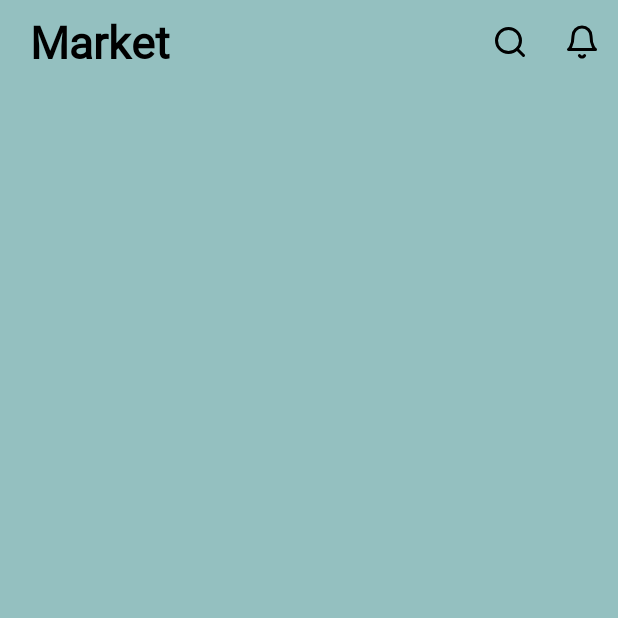
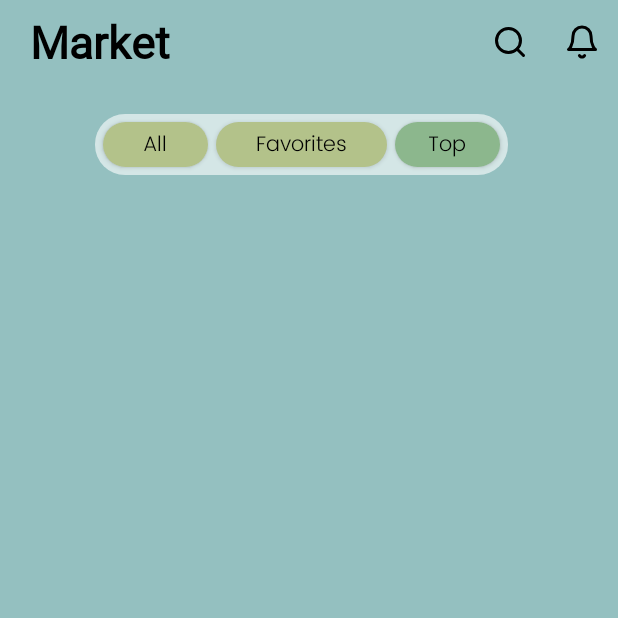
Before and after one commit to bogdash/Cryptox, an Android app: the MarketActivity screen opened directly, with no data from a screen before it, on a phone screen of 412 x 824 dp, the top half of it. Run offline under Robolectric (Android 15) with nearby library versions, the phone set to English and light mode, and no system bars.

Commit message:
add segmented control

```diff
--- /dev/null
+++ b/app/src/main/res/drawable/rounded_corner_no_pressed_button.xml
@@ -0,0 +1,5 @@
+<?xml version="1.0" encoding="utf-8"?>
+<shape xmlns:android="http://schemas.android.com/apk/res/android">
+    <corners  android:radius="20dp" />
+    <solid android:color="@color/segmentedButtonNoPressed" />
+</shape>
--- /dev/null
+++ b/app/src/main/res/drawable/rounded_corner_pressed_button.xml
@@ -0,0 +1,5 @@
+<?xml version="1.0" encoding="utf-8"?>
+<shape xmlns:android="http://schemas.android.com/apk/res/android">
+    <corners  android:radius="20dp" />
+    <solid android:color="@color/segmentedButtonPressed" />
+</shape>
--- /dev/null
+++ b/app/src/main/res/drawable/rounded_linear_layout.xml
@@ -0,0 +1,7 @@
+<?xml version="1.0" encoding="utf-8"?>
+<shape xmlns:android="http://schemas.android.com/apk/res/android">
+    <corners android:radius="20dp" />
+    <solid
+        android:color="#99ffffff"
+        android:alpha = "0.4"/>
+</shape>
--- a/app/src/main/res/layout/activity_market.xml
+++ b/app/src/main/res/layout/activity_market.xml
@@ -19,4 +19,41 @@
 
     </androidx.appcompat.widget.Toolbar>
 
+    <LinearLayout
+        android:id="@+id/segmented_buttons"
+        android:layout_width="wrap_content"
+        android:layout_height="wrap_content"
+        android:layout_marginStart="63dp"
+        android:layout_marginTop="20dp"
+        android:layout_marginEnd="63dp"
+        android:background="@drawable/rounded_linear_layout"
+        android:orientation="horizontal">
+
+        <Button
+            android:id="@+id/button"
+            style="@style/ButtonStyle.Pressed"
+            android:layout_width="70dp"
+            android:layout_height="30dp"
+            android:layout_marginStart="5dp"
+            android:layout_weight="1"
+            android:text="@string/all" />
+
+        <Button
+            android:id="@+id/button2"
+            style="@style/ButtonStyle.Pressed"
+            android:layout_width="114dp"
+            android:layout_height="30dp"
+            android:layout_weight="1"
+            android:text="@string/favorites" />
+
+        <Button
+            android:id="@+id/button3"
+            style="@style/ButtonStyle.NoPressed"
+            android:layout_width="70dp"
+            android:layout_height="30dp"
+            android:layout_marginEnd="5dp"
+            android:layout_weight="1"
+            android:text="@string/top" />
+    </LinearLayout>
+
 </LinearLayout>
--- a/app/src/main/res/values/colors.xml
+++ b/app/src/main/res/values/colors.xml
@@ -9,4 +9,7 @@
     <color name="white">#FFFFFFFF</color>
     <color name="myColor1">#392D7D</color>
     <color name="myColor2">#94C0C0</color>
+    <color name="segmentedButtonNoPressed">#B3C28A</color>
+    <color name="segmentedButtonPressed">#8CB78D</color>
+
 </resources>
--- a/app/src/main/res/values/strings.xml
+++ b/app/src/main/res/values/strings.xml
@@ -16,4 +16,7 @@
     <string name="market">Market</string>
     <string name="search">Search</string>
     <string name="bell">Bell</string>
+    <string name="all">All</string>
+    <string name="favorites">Favorites</string>
+    <string name="top">Top</string>
 </resources>
--- a/app/src/main/res/values/styles.xml
+++ b/app/src/main/res/values/styles.xml
@@ -10,4 +10,31 @@
         <item name="android:gravity">center</item>
         <item name="fontFamily">@font/inter</item>
     </style>
+
+    <style name="ButtonStyle.Pressed" parent="@android:style/Widget.Button">
+        <item name="android:layout_width">61dp</item>
+        <item name="android:layout_height">30dp</item>
+        <item name="android:layout_marginBottom">5dp</item>
+        <item name="android:layout_marginTop">5dp</item>
+        <item name="android:layout_marginStart">2.5dp</item>
+        <item name="android:layout_marginEnd">2.5dp</item>
+        <item name="android:textColor">@color/black</item>
+        <item name="android:textSize">14sp</item>
+        <item name="android:background">@drawable/rounded_corner_no_pressed_button</item>
+        <item name="android:gravity">center</item>
+        <item name="fontFamily">@font/poppins_light</item>
+    </style>
+    <style name="ButtonStyle.NoPressed" parent="@android:style/Widget.Button">
+        <item name="android:layout_width">61dp</item>
+        <item name="android:layout_height">30dp</item>
+        <item name="android:layout_marginBottom">5dp</item>
+        <item name="android:layout_marginTop">5dp</item>
+        <item name="android:layout_marginStart">2.5dp</item>
+        <item name="android:layout_marginEnd">2.5dp</item>
+        <item name="android:textColor">@color/black</item>
+        <item name="android:textSize">14sp</item>
+        <item name="android:background">@drawable/rounded_corner_pressed_button</item>
+        <item name="android:gravity">center</item>
+        <item name="fontFamily">@font/poppins_light</item>
+    </style>
 </resources>
```
Also changed, not shown: app/src/main/res/font/poppins_light.ttf (added).
